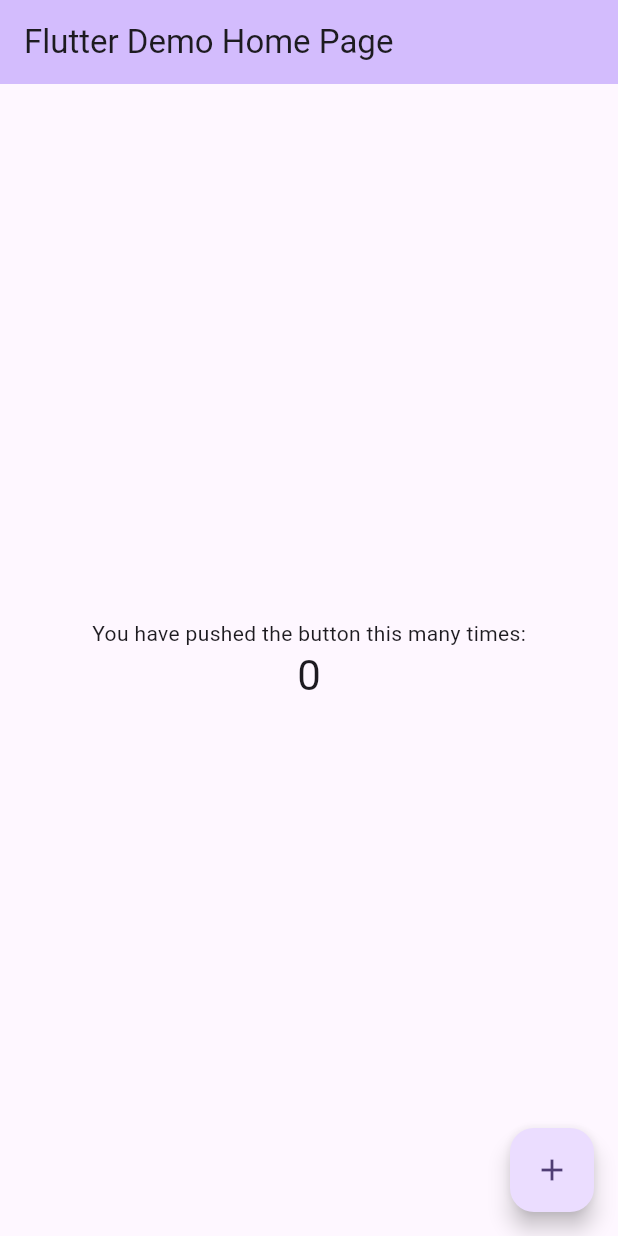
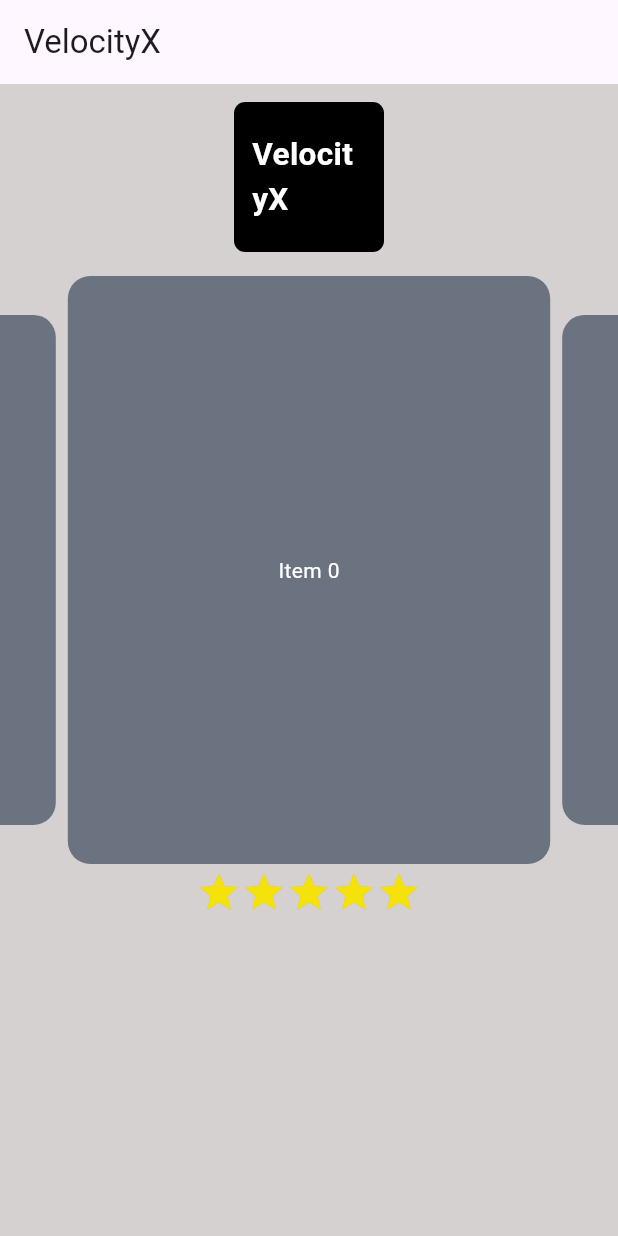
Before and after one commit to princechaudhary874/UseFul-Widgets-of-Flutter, a Flutter app: the screen it shows after launch, on a phone screen of 412 x 824 dp. Run offline on Flutter 3.47's test engine with Material 3 defaults, Android fonts, the phone set to English and light mode, and no system bars; drawn by our look-alikes of velocity_x; our stand-ins replace bloc, curved_navigation_bar, equatable, firebase_auth, firebase_core, flutter_bloc and 2 more; accounts and stored records are empty; Roboto replaces fonts that are missing (customFontFamily).

Commit message:
learning velocity vx

```diff
--- a/learning_velocityx/lib/main.dart
+++ b/learning_velocityx/lib/main.dart
@@ -1,4 +1,6 @@
 import 'package:flutter/material.dart';
+import 'package:learning_velocityx/velocity_learn.dart';
+import 'package:velocity_x/velocity_x.dart';
 
 void main() {
   runApp(const MyApp());
@@ -29,97 +31,10 @@
         // This works for code too, not just values: Most code changes can be
         // tested with just a hot reload.
         colorScheme: ColorScheme.fromSeed(seedColor: Colors.deepPurple),
+        scaffoldBackgroundColor: const Color.fromARGB(255, 214, 209, 209),
         useMaterial3: true,
       ),
-      home: const MyHomePage(title: 'Flutter Demo Home Page'),
+      home: const VelocityLearn(),
     );
   }
 }
-
-class MyHomePage extends StatefulWidget {
-  const MyHomePage({super.key, required this.title});
-
-  // This widget is the home page of your application. It is stateful, meaning
-  // that it has a State object (defined below) that contains fields that affect
-  // how it looks.
-
-  // This class is the configuration for the state. It holds the values (in this
-  // case the title) provided by the parent (in this case the App widget) and
-  // used by the build method of the State. Fields in a Widget subclass are
-  // always marked "final".
-
-  final String title;
-
-  @override
-  State<MyHomePage> createState() => _MyHomePageState();
-}
-
-class _MyHomePageState extends State<MyHomePage> {
-  int _counter = 0;
-
-  void _incrementCounter() {
-    setState(() {
-      // This call to setState tells the Flutter framework that something has
-      // changed in this State, which causes it to rerun the build method below
-      // so that the display can reflect the updated values. If we changed
-      // _counter without calling setState(), then the build method would not be
-      // called again, and so nothing would appear to happen.
-      _counter++;
-    });
-  }
-
-  @override
-  Widget build(BuildContext context) {
-    // This method is rerun every time setState is called, for instance as done
-    // by the _incrementCounter method above.
-    //
-    // The Flutter framework has been optimized to make rerunning build methods
-    // fast, so that you can just rebuild anything that needs updating rather
-    // than having to individually change instances of widgets.
-    return Scaffold(
-      appBar: AppBar(
-        // TRY THIS: Try changing the color here to a specific color (to
-        // Colors.amber, perhaps?) and trigger a hot reload to see the AppBar
-        // change color while the other colors stay the same.
-        backgroundColor: Theme.of(context).colorScheme.inversePrimary,
-        // Here we take the value from the MyHomePage object that was created by
-        // the App.build method, and use it to set our appbar title.
-        title: Text(widget.title),
-      ),
-      body: Center(
-        // Center is a layout widget. It takes a single child and positions it
-        // in the middle of the parent.
-        child: Column(
-          // Column is also a layout widget. It takes a list of children and
-          // arranges them vertically. By default, it sizes itself to fit its
-          // children horizontally, and tries to be as tall as its parent.
-          //
-          // Column has various properties to control how it sizes itself and
-          // how it positions its children. Here we use mainAxisAlignment to
-          // center the children vertically; the main axis here is the vertical
-          // axis because Columns are vertical (the cross axis would be
-          // horizontal).
-          //
-          // TRY THIS: Invoke "debug painting" (choose the "Toggle Debug Paint"
-          // action in the IDE, or press "p" in the console), to see the
-          // wireframe for each widget.
-          mainAxisAlignment: MainAxisAlignment.center,
-          children: <Widget>[
-            const Text(
-              'You have pushed the button this many times:',
-            ),
-            Text(
-              '$_counter',
-              style: Theme.of(context).textTheme.headlineMedium,
-            ),
-          ],
-        ),
-      ),
-      floatingActionButton: FloatingActionButton(
-        onPressed: _incrementCounter,
-        tooltip: 'Increment',
-        child: const Icon(Icons.add),
-      ), // This trailing comma makes auto-formatting nicer for build methods.
-    );
-  }
-}
--- /dev/null
+++ b/learning_velocityx/lib/velocity_learn.dart
@@ -0,0 +1,142 @@
+import 'package:flutter/material.dart';
+import 'package:velocity_x/velocity_x.dart';
+
+class VelocityLearn extends StatelessWidget {
+  const VelocityLearn({super.key});
+
+  @override
+  Widget build(BuildContext context) {
+    return Scaffold(
+      appBar: AppBar(
+        title: const Text("VelocityX"),
+      ),
+      body: Center(
+        child: Column(
+          children: [
+            // text.fontweight.fontsize.position.color.makeCentered("function to create and style widget and used to set position").container.margin.padding.size.color.shape.make()
+            "VelocityX"
+                .text
+                .semiBold
+                .xl2
+                .fontFamily("customFontFamily")
+                // .center
+                .white
+                .makeCentered()
+                .box
+                .margin(Vx.m12)
+                .p12
+                .size(100, 100)
+                .color(Colors.black)
+                .roundedSM
+                .make()
+                .onTap(() {
+              VxToast.show(
+                  bgColor: Colors.black,
+                  textColor: Colors.white,
+                  textSize: 20,
+                  context,
+                  msg: "hello ");
+            }),
+
+            // HStack([
+            //   "VelocityX"
+            //       .text
+            //       .semiBold
+            //       .xl2
+            //       .fontFamily("customFontFamily")
+            //       // .center
+            //       .white
+            //       .makeCentered()
+            //       .box
+            //       .margin(Vx.m12)
+            //       .p12
+            //       .size(100, 100)
+            //       .color(Colors.black)
+            //       .roundedSM
+            //       .make()
+            //       .onTap(() {
+            //     VxDialog.showAlert(context,
+            //         content: Container(),
+            //         confirm: "ok",
+            //         title: "alert dialog using vx Dialog");
+            //   }),
+            //   "Screen Width"
+            //       .text
+            //       .semiBold
+            //       .xl2
+            //       .fontFamily("customFontFamily")
+            //       // .center
+            //       .white
+            //       .makeCentered()
+            //       .box
+            //       .margin(Vx.m12)
+            //       .p12
+            //       .size(100, 100)
+            //       .color(Colors.black)
+            //       .roundedSM
+            //       .make()
+            //       .onTap(() {
+            //     VxToast.show(
+            //         bgColor: Colors.black,
+            //         textColor: Colors.white,
+            //         textSize: 20,
+            //         context,
+            //         msg: "${context.screenWidth} ");
+            //   }),
+            //   "Screen Height"
+            //       .text
+            //       .semiBold
+            //       .xl2
+            //       .fontFamily("customFontFamily")
+            //       // .center
+            //       .white
+            //       .makeCentered()
+            //       .box
+            //       .margin(Vx.m48)
+            //       .p12
+            //       .size(100, 100)
+            //       .color(Colors.black)
+            //       .roundedSM
+            //       .make()
+            //       .onTap(() {
+            //     VxToast.show(
+            //         bgColor: Colors.black,
+            //         textColor: Colors.white,
+            //         textSize: 20,
+            //         context,
+            //         msg: "${context.screenHeight}");
+            //   }),
+            // ]).scrollHorizontal(),
+
+            // using velocity swipper
+            VxSwiper.builder(
+              enlargeCenterPage: true,
+              itemCount: 10,
+              height: 400,
+              itemBuilder: (context, index) {
+                return "Item $index"
+                    .text
+                    .white
+                    .make()
+                    .box
+                    .rounded
+                    .alignCenter
+                    .color(Vx.randomOpaqueColor)
+                    .make()
+                    .p4();
+              },
+            ),
+
+            // using vx rating
+            VxRating(
+              onRatingUpdate: (value) {},
+              count: 5,
+              selectionColor: const Color.fromARGB(255, 246, 226, 11),
+              size: 30,
+            )
+          ],
+        ),
+      ),
+    );
+  }
+}
```
Also changed, not shown: learning_velocityx/pubspec.lock.
